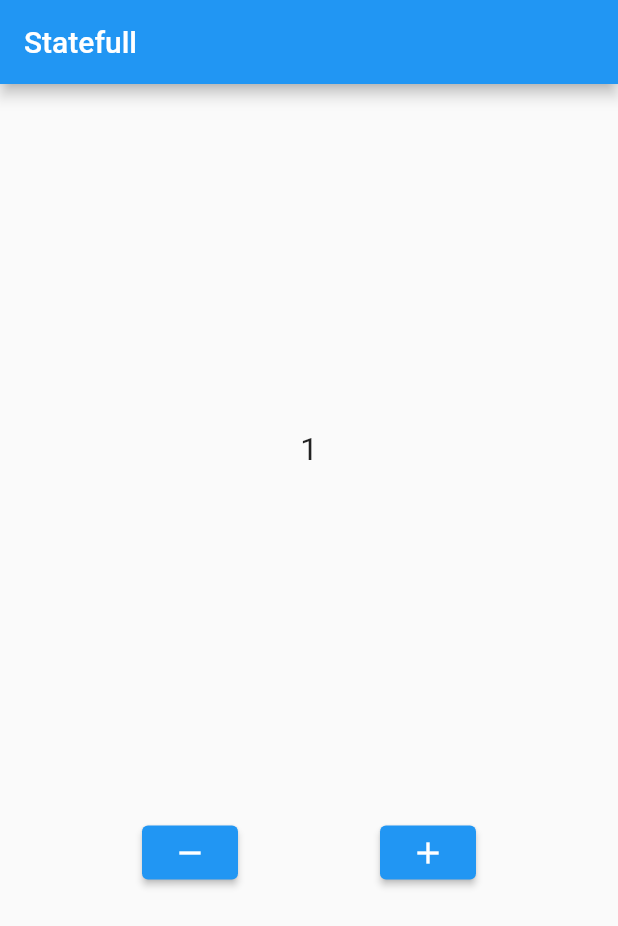
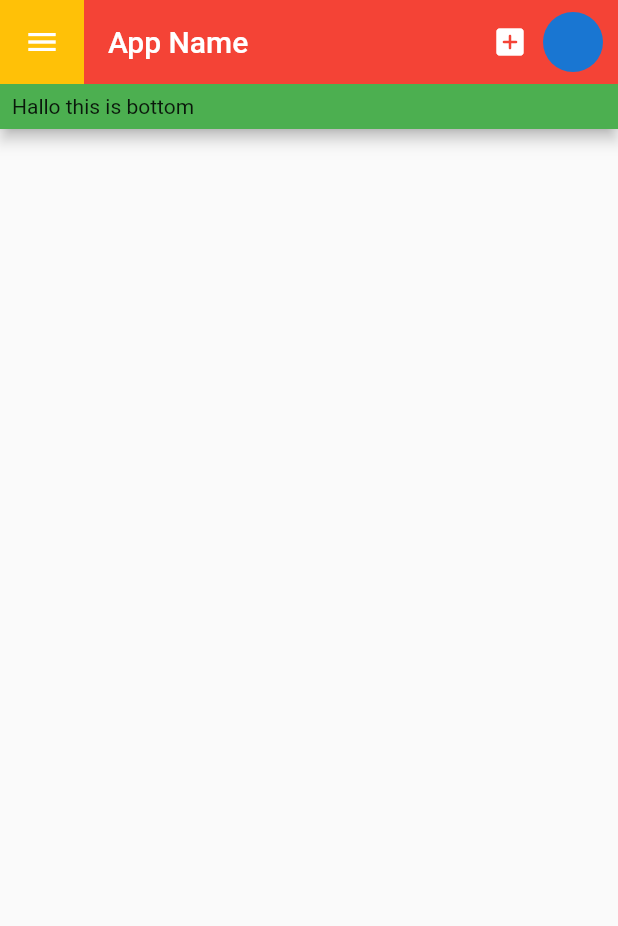
Before and after one commit to jihanlugas/flutter-catalog, a Flutter app: the screen it shows after launch, on a phone screen of 412 x 824 dp. Shown: the top 926 px of the screen. Run offline on Flutter 3.47's test engine with Material 2 defaults, Android fonts, the phone set to English and light mode, and no system bars; our stand-ins replace faker.

Commit message:
App bar screen

```diff
--- a/lib/main.dart
+++ b/lib/main.dart
@@ -1,8 +1,8 @@
 import 'package:flutter/material.dart';
-import 'package:flutter_catalog/screens/stateful.dart';
+import 'package:flutter_catalog/screens/app_bar.dart';
 
 void main() {
-  runApp(const StatefullScren());
+  runApp(AppBarScreen());
 }
 
 // ExtractWidgetScreen()
--- /dev/null
+++ b/lib/screens/app_bar.dart
@@ -0,0 +1,57 @@
+import 'package:flutter/material.dart';
+
+class AppBarScreen extends StatelessWidget {
+  const AppBarScreen({super.key});
+
+  @override
+  Widget build(BuildContext context) {
+    return MaterialApp(
+      debugShowCheckedModeBanner: false,
+      home: Scaffold(
+        appBar: AppBar(
+          leading: Container(
+            color: Colors.amber,
+            child: const Icon(Icons.menu),
+          ),
+          // leadingWidth: 100,
+          title: Container(
+            // color: Colors.red,
+            // height: 20,
+            child: const Text('App Name'),
+            // width: 20,
+            // child: const Icon(Icons.menu),
+          ),
+          actions: const [
+            Icon(Icons.add_box_rounded),
+            SizedBox(
+              width: 10,
+            ),
+            CircleAvatar(),
+            SizedBox(
+              width: 10,
+            ),
+          ],
+          flexibleSpace: Container(
+            // height: 20,
+            color: Colors.red,
+          ),
+          bottom: PreferredSize(
+            preferredSize: Size(10, 30),
+            child: Container(
+              color: Colors.green,
+              padding: const EdgeInsets.symmetric(horizontal: 8),
+              height: 30,
+              child: const Row(
+                children: [
+                  Text('Hallo this is bottom'),
+                ],
+              ),
+            ),
+          ),
+          // titleSpacing: 0,
+          // centerTitle: true,
+        ),
+      ),
+    );
+  }
+}
--- /dev/null
+++ b/lib/screens/mapping_list.dart
@@ -0,0 +1,121 @@
+import 'package:flutter/material.dart';
+
+class MappingListScreen extends StatelessWidget {
+  MappingListScreen({super.key});
+
+  final List<Map<String, dynamic>> myList = [
+    {
+      'name': 'Monkey D. Luffy',
+      'age': 22,
+      'favColor': [
+        'Red',
+        'Yellow',
+        'Blue',
+        'Red',
+        'Yellow',
+        'Blue',
+        'Red',
+        'Yellow',
+        'Blue',
+        'Red',
+        'Yellow',
+        'Blue',
+      ]
+    },
+    {
+      'name': 'Roronoa Zorro',
+      'age': 23,
+      'favColor': ['Green', 'Blcak', 'White']
+    },
+    {
+      'name': 'Nami',
+      'age': 21,
+      'favColor': ['White', 'Yellow', 'Orange']
+    },
+  ];
+
+  @override
+  Widget build(BuildContext context) {
+    return MaterialApp(
+      home: Scaffold(
+        appBar: AppBar(
+          title: const Text('Mapping List'),
+        ),
+        body: ListView(
+          children: myList.map((data) {
+            List myFav = data['favColor'];
+            return Card(
+              child: Column(
+                crossAxisAlignment: CrossAxisAlignment.start,
+                children: [
+                  Row(
+                    children: [
+                      const Padding(
+                        padding: EdgeInsets.all(8.0),
+                        child: CircleAvatar(),
+                      ),
+                      Column(
+                        crossAxisAlignment: CrossAxisAlignment.start,
+                        children: [
+                          Text('Name: ${data['name']}'),
+                          Text('Age: ${data['age']}'),
+                        ],
+                      ),
+                    ],
+                  ),
+                  SingleChildScrollView(
+                    scrollDirection: Axis.horizontal,
+                    child: Row(
+                      children: myFav.map((color) {
+                        return Container(
+                          color: Colors.amber,
+                          margin: const EdgeInsetsDirectional.only(
+                              end: 8, top: 8, bottom: 8),
+                          padding: const EdgeInsets.all(8),
+                          child: Text(color),
+                        );
+                      }).toList(),
+                    ),
+                  ),
+                ],
+              ),
+            );
+          }).toList(),
+        ),
+        // body: ListView(children: [
+        //   for (var data in myList)
+        //     Card(
+        //       child: Column(
+        //         children: [
+        //           Row(
+        //             children: [
+        //               const CircleAvatar(),
+        //               Column(
+        //                 children: [
+        //                   Text('Name: ${data['name']}'),
+        //                   Text('Age: ${data['age']}'),
+        //                 ],
+        //               )
+        //             ],
+        //           ),
+        //           Row(
+        //             children: [
+        //               Container(
+        //                 child: Text('Red'),
+        //               ),
+        //               Container(
+        //                 child: Text('Green'),
+        //               ),
+        //               Container(
+        //                 child: Text('Blue'),
+        //               ),
+        //             ],
+        //           )
+        //         ],
+        //       ),
+        //     ),
+        // ]),
+      ),
+    );
+  }
+}
--- a/lib/screens/stateful.dart
+++ b/lib/screens/stateful.dart
@@ -1,16 +1,17 @@
 import 'package:flutter/material.dart';
 
-class StatefullScren extends StatefulWidget {
-  const StatefullScren({super.key});
+class StatefullScreen extends StatefulWidget {
+  const StatefullScreen({super.key});
 
   @override
-  State<StatefullScren> createState() => _StatefullScrenState();
+  State<StatefullScreen> createState() => _StatefullScreenState();
 }
 
-class _StatefullScrenState extends State<StatefullScren> {
+class _StatefullScreenState extends State<StatefullScreen> {
+  int counter = 1;
+
   @override
   Widget build(BuildContext context) {
-    int counter = 1;
     return MaterialApp(
       home: Scaffold(
         appBar: AppBar(title: const Text('Statefull')),
@@ -28,7 +29,7 @@ class _StatefullScrenState extends State<StatefullScren> {
               children: [
                 ElevatedButton(
                   onPressed: () {
-                    if (counter <= 1) {
+                    if (counter > 1) {
                       setState(() {
                         counter--;
                       });
--- a/pubspec.yaml
+++ b/pubspec.yaml
@@ -35,6 +35,7 @@ dependencies:
   # Use with the CupertinoIcons class for iOS style icons.
   cupertino_icons: ^1.0.2
   faker: ^2.1.0
+  intl: ^0.18.1
 
 dev_dependencies:
   flutter_test:
```
Also changed, not shown: lib/screens/date_format.dart (added, +32 -0 lines), pubspec.lock.
